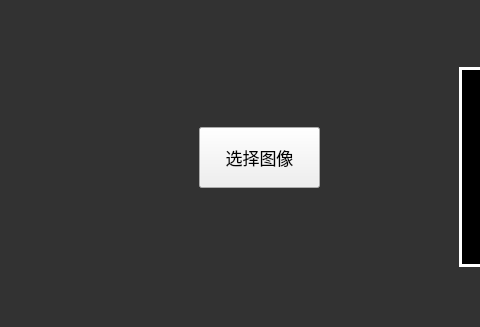
Above: ui/main.ui from feroooooo/Contrastive-Learning-MRI before the change; both pictures show x 441 to 921 and y 393 to 720 of the 1280 by 720 pixel window. Below: the same form after it.
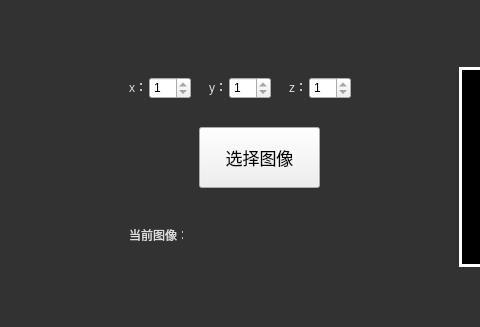
That is the form after the change. Icons and pictures are not drawn.

```diff
--- a/ui/main.ui
+++ b/ui/main.ui
@@ -1220,6 +1220,106 @@
                            <string>选择图像</string>
                           </property>
                          </widget>
+                         <widget class="QLabel" name="label">
+                          <property name="geometry">
+                           <rect>
+                            <x>170</x>
+                            <y>560</y>
+                            <width>54</width>
+                            <height>16</height>
+                           </rect>
+                          </property>
+                          <property name="text">
+                           <string>当前图像：</string>
+                          </property>
+                         </widget>
+                         <widget class="QSpinBox" name="spinBox_x">
+                          <property name="geometry">
+                           <rect>
+                            <x>190</x>
+                            <y>410</y>
+                            <width>42</width>
+                            <height>22</height>
+                           </rect>
+                          </property>
+                          <property name="minimum">
+                           <number>1</number>
+                          </property>
+                          <property name="maximum">
+                           <number>1</number>
+                          </property>
+                         </widget>
+                         <widget class="QSpinBox" name="spinBox_y">
+                          <property name="geometry">
+                           <rect>
+                            <x>270</x>
+                            <y>410</y>
+                            <width>42</width>
+                            <height>22</height>
+                           </rect>
+                          </property>
+                          <property name="minimum">
+                           <number>1</number>
+                          </property>
+                          <property name="maximum">
+                           <number>1</number>
+                          </property>
+                         </widget>
+                         <widget class="QSpinBox" name="spinBox_z">
+                          <property name="geometry">
+                           <rect>
+                            <x>350</x>
+                            <y>410</y>
+                            <width>42</width>
+                            <height>22</height>
+                           </rect>
+                          </property>
+                          <property name="minimum">
+                           <number>1</number>
+                          </property>
+                          <property name="maximum">
+                           <number>1</number>
+                          </property>
+                         </widget>
+                         <widget class="QLabel" name="label_z">
+                          <property name="geometry">
+                           <rect>
+                            <x>170</x>
+                            <y>412</y>
+                            <width>16</width>
+                            <height>16</height>
+                           </rect>
+                          </property>
+                          <property name="text">
+                           <string>x：</string>
+                          </property>
+                         </widget>
+                         <widget class="QLabel" name="label_y">
+                          <property name="geometry">
+                           <rect>
+                            <x>250</x>
+                            <y>412</y>
+                            <width>16</width>
+                            <height>16</height>
+                           </rect>
+                          </property>
+                          <property name="text">
+                           <string>y：</string>
+                          </property>
+                         </widget>
+                         <widget class="QLabel" name="label_5">
+                          <property name="geometry">
+                           <rect>
+                            <x>330</x>
+                            <y>412</y>
+                            <width>16</width>
+                            <height>16</height>
+                           </rect>
+                          </property>
+                          <property name="text">
+                           <string>z：</string>
+                          </property>
+                         </widget>
                         </widget>
                        </item>
                        <item>
```
